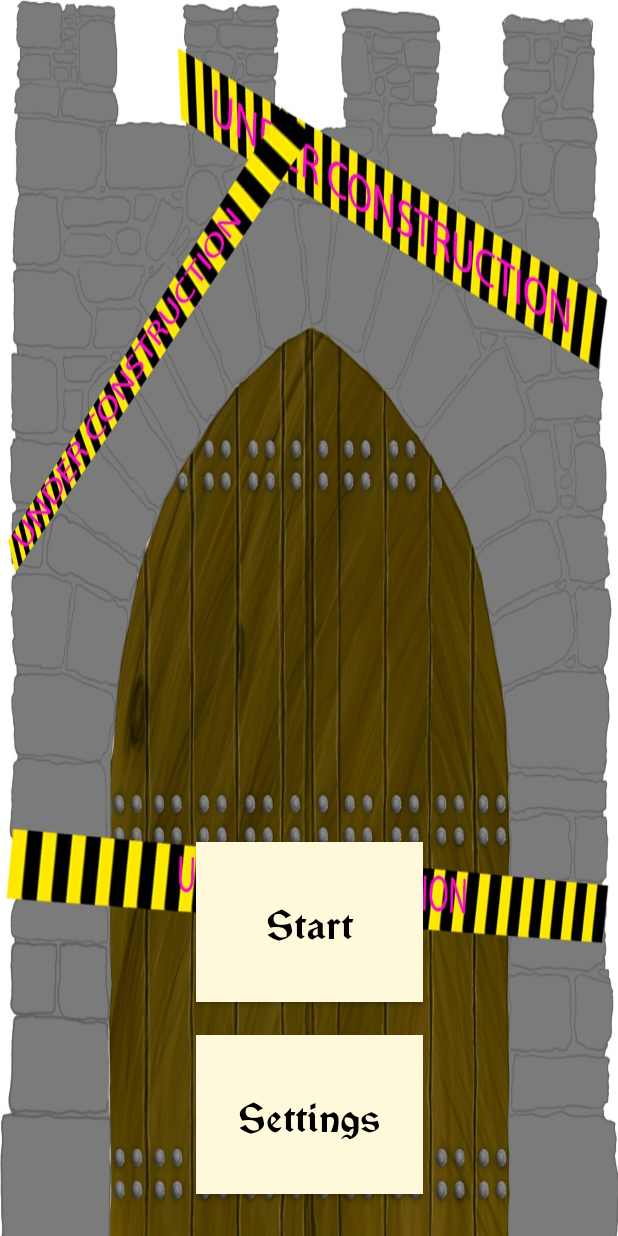
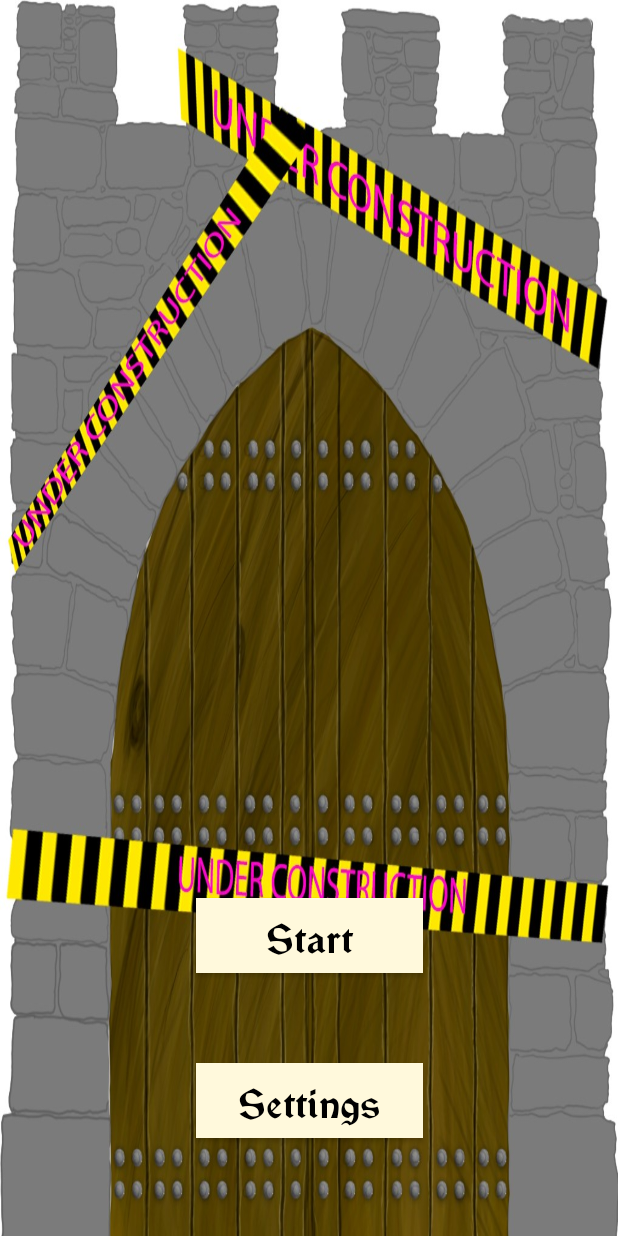
Before and after one commit to duddoser/ProjectGame, an Android app: the screen it shows after launch (MainActivity), on a phone screen of 412 x 824 dp. Run offline under Robolectric (Android 15) with nearby library versions, the phone set to English and light mode, and no system bars.

Commit message:
changed buttons' sizes

```diff
--- a/app/src/main/res/layout/fragment_start.xml
+++ b/app/src/main/res/layout/fragment_start.xml
@@ -11,7 +11,7 @@
         android:id="@+id/start_button"
         style="@android:style/Widget.Button.Inset"
         android:layout_width="151dp"
-        android:layout_height="0dp"
+        android:layout_height="50dp"
         android:layout_gravity="center_horizontal"
         android:layout_marginTop="561dp"
         android:layout_marginBottom="22dp"
@@ -30,7 +30,7 @@
         android:id="@+id/settings_button"
         style="@android:style/Widget.Button.Inset"
         android:layout_width="151dp"
-        android:layout_height="0dp"
+        android:layout_height="50dp"
         android:layout_gravity="center_horizontal"
         android:layout_marginBottom="28dp"
         android:background="@color/buttonBackground"
```
